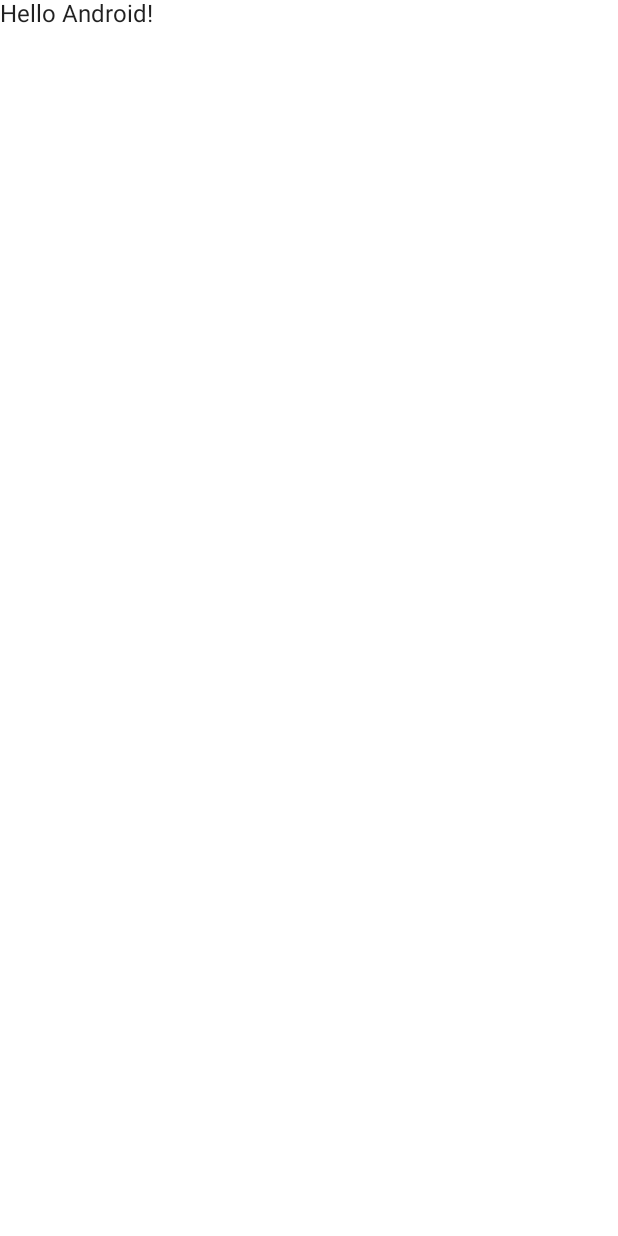
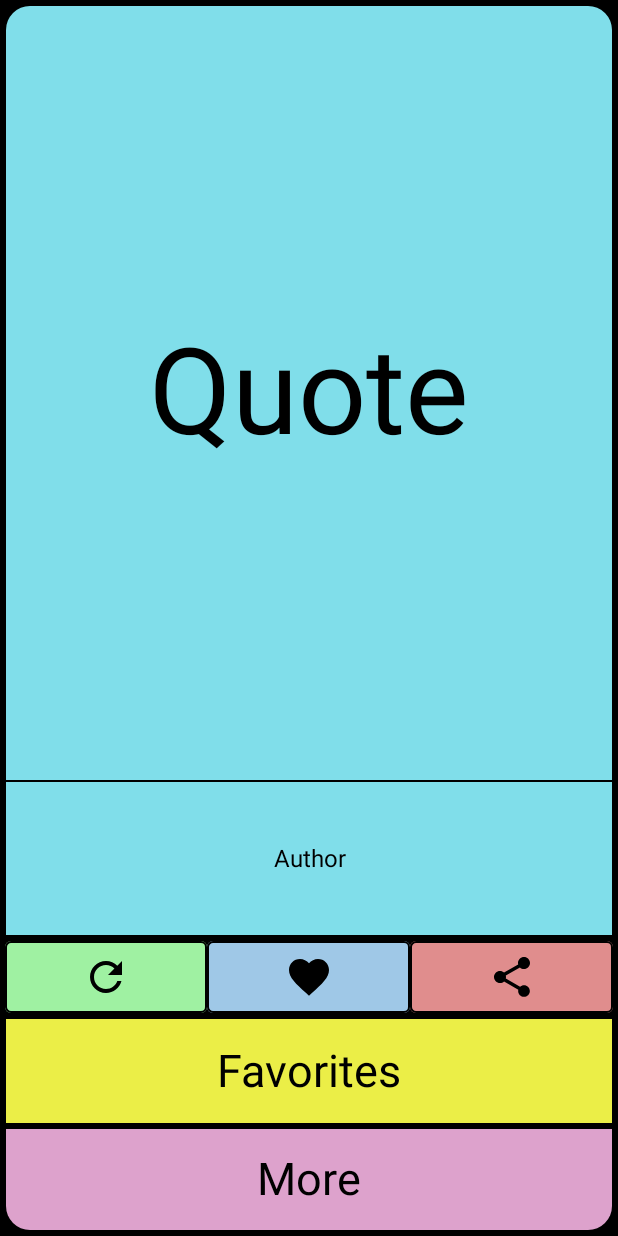
Before and after one commit to mossssama/Quotivate, an Android app built with Jetpack Compose: the screen it shows after launch (MainActivity), on a phone screen of 412 x 824 dp. Before the commit the screen is almost empty. Run offline under Robolectric (Android 15) with nearby library versions, the phone set to English and light mode, and no system bars; 1 statement that could not run was skipped.

Commit message:
Adding Navigation

```diff
--- a/app/build.gradle
+++ b/app/build.gradle
@@ -47,7 +47,8 @@ android {
 dependencies {
     implementation "androidx.compose.ui:ui:$compose_version"
     implementation "androidx.compose.material:material:$compose_version"
-    implementation "androidx.compose.ui:ui-tooling-preview:$compose_version"
+    implementation "androidx.compose.ui:ui-tooling:$compose_version"
+    implementation 'androidx.compose.ui:ui-graphics-android:1.5.1'
     androidTestImplementation "androidx.compose.ui:ui-test-junit4:$compose_version"
     debugImplementation "androidx.compose.ui:ui-tooling:$compose_version"
     debugImplementation "androidx.compose.ui:ui-test-manifest:$compose_version"
@@ -79,4 +80,7 @@ dependencies {
     /* Lifecycle dependency */
     implementation "androidx.lifecycle:lifecycle-viewmodel-ktx:$lifecycle_version"
 
+    /* Navigation dependency */
+    implementation "androidx.navigation:navigation-compose:2.4.0-alpha04"
+
 }
--- a/app/src/main/java/com/newOs/quotivate/MainActivity.kt
+++ b/app/src/main/java/com/newOs/quotivate/MainActivity.kt
@@ -3,41 +3,15 @@ package com.newOs.quotivate
 import android.os.Bundle
 import androidx.activity.ComponentActivity
 import androidx.activity.compose.setContent
-import androidx.compose.foundation.layout.fillMaxSize
-import androidx.compose.material.MaterialTheme
-import androidx.compose.material.Surface
-import androidx.compose.material.Text
-import androidx.compose.runtime.Composable
-import androidx.compose.ui.Modifier
-import androidx.compose.ui.tooling.preview.Preview
-import com.newOs.quotivate.ui.theme.QuotivateAppTheme
+import com.newOs.quotivate.ui.theme.*
 
 class MainActivity : ComponentActivity() {
     override fun onCreate(savedInstanceState: Bundle?) {
         super.onCreate(savedInstanceState)
         setContent {
             QuotivateAppTheme {
-                // A surface container using the 'background' color from the theme
-                Surface(
-                    modifier = Modifier.fillMaxSize(),
-                    color = MaterialTheme.colors.background
-                ) {
-                    Greeting("Android")
-                }
+                Navigation()
             }
         }
     }
 }
-
-@Composable
-fun Greeting(name: String) {
-    Text(text = "Hello $name!")
-}
-
-@Preview(showBackground = true)
-@Composable
-fun DefaultPreview() {
-    QuotivateAppTheme {
-        Greeting("Android")
-    }
-}
--- /dev/null
+++ b/app/src/main/java/com/newOs/quotivate/composables/IconButton.kt
@@ -0,0 +1,27 @@
+package com.newOs.quotivate.composables
+
+import androidx.compose.foundation.BorderStroke
+import androidx.compose.material.ButtonDefaults
+import androidx.compose.material.Icon
+import androidx.compose.material.OutlinedButton
+import androidx.compose.runtime.Composable
+import androidx.compose.ui.Modifier
+import androidx.compose.ui.graphics.Color
+import androidx.compose.ui.res.painterResource
+import androidx.compose.ui.unit.dp
+
+@Composable
+fun IconBtn(imageId: Int, imageDescription: String, borderColor: Color, iconColor: Color, backgroundColor: Color, modifier: Modifier) {
+    OutlinedButton(
+        onClick = {},
+        border = BorderStroke(1.dp, borderColor),
+        modifier = modifier,
+        colors = ButtonDefaults.buttonColors(backgroundColor = backgroundColor)
+    ) {
+        Icon(
+            painterResource(id = imageId),
+            contentDescription = imageDescription,
+            tint = iconColor,
+        )
+    }
+}
--- /dev/null
+++ b/app/src/main/java/com/newOs/quotivate/composables/TextButton.kt
@@ -0,0 +1,23 @@
+package com.newOs.quotivate.composables
+
+import androidx.compose.material.Button
+import androidx.compose.material.ButtonDefaults
+import androidx.compose.material.Text
+import androidx.compose.runtime.Composable
+import androidx.compose.ui.Modifier
+import androidx.compose.ui.graphics.Color
+import androidx.compose.ui.graphics.Shape
+import androidx.compose.ui.text.TextStyle
+import androidx.compose.ui.unit.sp
+
+@Composable
+fun TextBtn(text: String, modifier: Modifier, textColor: Color, backgroundColor: Color, cornersShape: Shape, onClick: ()-> Unit) {
+    Button(
+        onClick = onClick,
+        colors = ButtonDefaults.buttonColors(backgroundColor = backgroundColor),
+        modifier = modifier,
+        shape = cornersShape
+    ) {
+        Text(text = text,color = textColor, style = TextStyle(fontSize = 30.sp))
+    }
+}
--- /dev/null
+++ b/app/src/main/java/com/newOs/quotivate/composables/TextView.kt
@@ -0,0 +1,33 @@
+package com.newOs.quotivate.composables
+
+import androidx.compose.foundation.background
+import androidx.compose.foundation.layout.Box
+import androidx.compose.foundation.layout.fillMaxSize
+import androidx.compose.material.Text
+import androidx.compose.runtime.Composable
+import androidx.compose.ui.Alignment
+import androidx.compose.ui.Modifier
+import androidx.compose.ui.graphics.Color
+import androidx.compose.ui.graphics.Shape
+import androidx.compose.ui.text.TextStyle
+import androidx.compose.ui.text.style.TextAlign
+import androidx.compose.ui.unit.TextUnit
+
+@Composable
+fun TxtView(text: String, fontSize: TextUnit, textColor: Color, backgroundColor: Color, modifier: Modifier, cornersShape: Shape) {
+    Box(
+        modifier = modifier
+            .fillMaxSize()
+            .background(color = backgroundColor,shape = cornersShape)
+    ) {
+        Text(
+            text = text,
+            style = TextStyle(
+                fontSize = fontSize,
+                color = textColor
+            ),
+            textAlign = TextAlign.Center,
+            modifier = Modifier.align(Alignment.Center)
+        )
+    }
+}
--- /dev/null
+++ b/app/src/main/java/com/newOs/quotivate/navigation/Navigation.kt
@@ -0,0 +1,43 @@
+package com.newOs.quotivate
+
+import androidx.compose.runtime.Composable
+import androidx.navigation.NavType
+import androidx.navigation.compose.NavHost
+import androidx.navigation.compose.composable
+import androidx.navigation.compose.navArgument
+import androidx.navigation.compose.rememberNavController
+import com.newOs.quotivate.screens.FavoritesScreen
+import com.newOs.quotivate.screens.MainScreen
+import com.newOs.quotivate.screens.QuotesScreen
+import com.newOs.quotivate.navigation.Screen
+
+
+@Composable
+fun Navigation(){
+    val navController = rememberNavController()
+    NavHost(navController = navController, startDestination = Screen.MainScreen.route){
+        composable(
+            route = Screen.MainScreen.route
+        ){
+            MainScreen(navController = navController)
+        }
+        composable(
+            route = Screen.QuotesScreen.route+"?quote={quote}",
+            arguments = listOf(
+                navArgument("quote"){
+                    type = NavType.StringType
+                    defaultValue = "When I become expensive no one wanted me"
+                    nullable = true
+                }
+            )
+        ){ entry ->
+            QuotesScreen(name=entry.arguments?.getString("name"))
+        }
+        composable(
+            route = Screen.FavoritesScreen.route
+        ){
+            FavoritesScreen()
+        }
+
+    }
+}
--- /dev/null
+++ b/app/src/main/java/com/newOs/quotivate/navigation/Screen.kt
@@ -0,0 +1,16 @@
+package com.newOs.quotivate.navigation
+
+sealed class Screen(val route: String){
+    object MainScreen : Screen("main_screen")
+    object QuotesScreen : Screen("quotes_screen")
+    object FavoritesScreen : Screen("favorites_screen")
+
+    fun withArgs(vararg args: String):String{
+        return buildString {
+            append(route)
+            args.forEach { arg ->
+                append("/$arg")
+            }
+        }
+    }
+}
--- /dev/null
+++ b/app/src/main/java/com/newOs/quotivate/screens/MainScreen.kt
@@ -0,0 +1,128 @@
+package com.newOs.quotivate.screens
+
+import androidx.compose.foundation.background
+import androidx.compose.foundation.layout.*
+import androidx.compose.foundation.shape.RoundedCornerShape
+import androidx.compose.runtime.Composable
+import androidx.compose.ui.Modifier
+import androidx.compose.ui.unit.dp
+import androidx.compose.ui.unit.sp
+import androidx.navigation.NavController
+import com.newOs.quotivate.composables.IconBtn
+import com.newOs.quotivate.composables.TextBtn
+import com.newOs.quotivate.composables.TxtView
+import com.newOs.quotivate.navigation.Screen
+import com.newOs.quotivate.ui.theme.*
+
+@Composable
+fun MainScreen(navController: NavController) {
+    Column(
+        modifier = Modifier
+            .fillMaxHeight()
+            .fillMaxWidth()
+            .background(color = black),
+        verticalArrangement = Arrangement.SpaceBetween
+    ) {
+        QuoteText(
+            modifier = Modifier
+                .weight(1f)
+                .fillMaxWidth()
+                .padding(4.dp, 4.dp, 4.dp, 1.dp)
+        )
+        QuoteAuthor(
+            modifier = Modifier
+                .weight(0.2f)
+                .fillMaxWidth()
+                .padding(4.dp, 0.dp, 4.dp, 2.dp)
+        )
+
+        InteractionRow(
+            modifier = Modifier
+                .weight(0.1f)
+                .fillMaxWidth()
+                .fillMaxHeight()
+                .padding(3.dp, 2.dp, 3.dp, 2.dp)
+        )
+
+        ShowFavoriteQuotes(
+            modifier = Modifier
+                .weight(0.14f)
+                .fillMaxWidth()
+                .padding(4.dp, 2.dp, 4.dp, 2.dp),
+            navController = navController
+        )
+
+        ShowMoreQuotes(
+            modifier = Modifier
+                .weight(0.14f)
+                .fillMaxWidth()
+                .padding(4.dp, 2.dp, 4.dp, 4.dp),
+            navController = navController
+        )
+    }
+}
+
+@Composable
+fun InteractionRow(modifier: Modifier){
+    Row(
+        horizontalArrangement = Arrangement.SpaceBetween,
+        modifier = modifier
+            .fillMaxWidth()
+            .fillMaxHeight()
+    ) {
+        RefreshQuote(
+            modifier = Modifier
+                .weight(1f)
+                .fillMaxWidth()
+        )
+        FavQuote(
+            modifier = Modifier
+                .weight(1f)
+                .fillMaxWidth()
+        )
+        ShareQuote(
+            modifier = Modifier
+                .weight(1f)
+                .fillMaxWidth()
+        )
+    }
+}
+
+
+
+@Composable
+fun QuoteText(modifier: Modifier) {
+    TxtView(text = "Quote",fontSize = 80.sp,textColor = black, backgroundColor = baby_blue,modifier = modifier, cornersShape = RoundedCornerShape(topStart = 16.dp, topEnd = 16.dp))
+}
+
+@Composable
+fun QuoteAuthor(modifier: Modifier) {
+    TxtView(text = "Author",fontSize = 16.sp,textColor = black, backgroundColor = baby_blue,modifier = modifier, cornersShape = RoundedCornerShape(topStart=0.dp))
+}
+
+@Composable
+fun RefreshQuote(modifier: Modifier) {
+    IconBtn(imageId = com.newOs.quotivate.R.drawable.refresh_icon, imageDescription = "Refresh Button", borderColor = black, iconColor = black,backgroundColor = green,modifier = modifier)
+}
+
+@Composable
+fun FavQuote(modifier: Modifier) {
+    IconBtn(imageId = com.newOs.quotivate.R.drawable.favorite_icon, imageDescription = "Favorite Button", borderColor = black, iconColor = black,backgroundColor = blue,modifier = modifier)
+}
+
+@Composable
+fun ShareQuote(modifier: Modifier) {
+    IconBtn(imageId = com.newOs.quotivate.R.drawable.share_icon, imageDescription = "Share Button", borderColor = black, iconColor = black, backgroundColor = red,modifier = modifier)
+}
+
+@Composable
+fun ShowFavoriteQuotes(modifier: Modifier, navController: NavController) {
+    TextBtn("Favorites",modifier, textColor = black, backgroundColor = yellow, cornersShape = RoundedCornerShape(topStart=0.dp), onClick = { navController.navigate(
+        Screen.FavoritesScreen.route) })
+}
+
+@Composable
+fun ShowMoreQuotes(modifier: Modifier, navController: NavController) {
+    TextBtn("More",modifier, textColor = black, backgroundColor = pink, cornersShape = RoundedCornerShape(bottomStart = 16.dp, bottomEnd = 16.dp), onClick = { navController.navigate(
+        Screen.QuotesScreen.route) })
+}
--- a/app/src/main/java/com/newOs/quotivate/ui/theme/Color.kt
+++ b/app/src/main/java/com/newOs/quotivate/ui/theme/Color.kt
@@ -6,3 +6,14 @@ val Purple200 = Color(0xFFBB86FC)
 val Purple500 = Color(0xFF6200EE)
 val Purple700 = Color(0xFF3700B3)
 val Teal200 = Color(0xFF03DAC5)
+
+
+/* Notes colors */
+val yellow = Color(0xFFebee47)
+val pink  = Color(0xFFdda2cc)
+val green = Color(0xFF9ff1a2)
+val blue = Color(0xFF9fc8e7)
+val red = Color(0xFFe08d8d)
+val black = Color(0xFF000000)
+val white = Color(0xFFFFFFFF)
+val baby_blue = Color(0xFF80deea)
--- /dev/null
+++ b/app/src/main/res/drawable/favorite_icon.xml
@@ -0,0 +1,5 @@
+<vector android:height="32dp" android:tint="#000000"
+    android:viewportHeight="24" android:viewportWidth="24"
+    android:width="32dp" xmlns:android="http://schemas.android.com/apk/res/android">
+    <path android:fillColor="@android:color/white" android:pathData="M12,21.35l-1.45,-1.32C5.4,15.36 2,12.28 2,8.5 2,5.42 4.42,3 7.5,3c1.74,0 3.41,0.81 4.5,2.09C13.09,3.81 14.76,3 16.5,3 19.58,3 22,5.42 22,8.5c0,3.78 -3.4,6.86 -8.55,11.54L12,21.35z"/>
+</vector>
--- /dev/null
+++ b/app/src/main/res/drawable/ic_favorite.xml
@@ -0,0 +1,5 @@
+<vector android:height="24dp" android:tint="#000000"
+    android:viewportHeight="24" android:viewportWidth="24"
+    android:width="24dp" xmlns:android="http://schemas.android.com/apk/res/android">
+    <path android:fillColor="@android:color/white" android:pathData="M12,21.35l-1.45,-1.32C5.4,15.36 2,12.28 2,8.5 2,5.42 4.42,3 7.5,3c1.74,0 3.41,0.81 4.5,2.09C13.09,3.81 14.76,3 16.5,3 19.58,3 22,5.42 22,8.5c0,3.78 -3.4,6.86 -8.55,11.54L12,21.35z"/>
+</vector>
--- /dev/null
+++ b/app/src/main/res/drawable/ic_refresh.xml
@@ -0,0 +1,5 @@
+<vector android:height="24dp" android:tint="#000000"
+    android:viewportHeight="24" android:viewportWidth="24"
+    android:width="24dp" xmlns:android="http://schemas.android.com/apk/res/android">
+    <path android:fillColor="@android:color/white" android:pathData="M17.65,6.35C16.2,4.9 14.21,4 12,4c-4.42,0 -7.99,3.58 -7.99,8s3.57,8 7.99,8c3.73,0 6.84,-2.55 7.73,-6h-2.08c-0.82,2.33 -3.04,4 -5.65,4 -3.31,0 -6,-2.69 -6,-6s2.69,-6 6,-6c1.66,0 3.14,0.69 4.22,1.78L13,11h7V4l-2.35,2.35z"/>
+</vector>
--- /dev/null
+++ b/app/src/main/res/drawable/ic_share.xml
@@ -0,0 +1,5 @@
+<vector android:height="24dp" android:tint="#000000"
+    android:viewportHeight="24" android:viewportWidth="24"
+    android:width="24dp" xmlns:android="http://schemas.android.com/apk/res/android">
+    <path android:fillColor="@android:color/white" android:pathData="M18,16.08c-0.76,0 -1.44,0.3 -1.96,0.77L8.91,12.7c0.05,-0.23 0.09,-0.46 0.09,-0.7s-0.04,-0.47 -0.09,-0.7l7.05,-4.11c0.54,0.5 1.25,0.81 2.04,0.81 1.66,0 3,-1.34 3,-3s-1.34,-3 -3,-3 -3,1.34 -3,3c0,0.24 0.04,0.47 0.09,0.7L8.04,9.81C7.5,9.31 6.79,9 6,9c-1.66,0 -3,1.34 -3,3s1.34,3 3,3c0.79,0 1.5,-0.31 2.04,-0.81l7.12,4.16c-0.05,0.21 -0.08,0.43 -0.08,0.65 0,1.61 1.31,2.92 2.92,2.92 1.61,0 2.92,-1.31 2.92,-2.92s-1.31,-2.92 -2.92,-2.92z"/>
+</vector>
--- /dev/null
+++ b/app/src/main/res/drawable/refresh_icon.xml
@@ -0,0 +1,5 @@
+<vector android:height="32dp" android:tint="#000000"
+    android:viewportHeight="24" android:viewportWidth="24"
+    android:width="32dp" xmlns:android="http://schemas.android.com/apk/res/android">
+    <path android:fillColor="@android:color/white" android:pathData="M17.65,6.35C16.2,4.9 14.21,4 12,4c-4.42,0 -7.99,3.58 -7.99,8s3.57,8 7.99,8c3.73,0 6.84,-2.55 7.73,-6h-2.08c-0.82,2.33 -3.04,4 -5.65,4 -3.31,0 -6,-2.69 -6,-6s2.69,-6 6,-6c1.66,0 3.14,0.69 4.22,1.78L13,11h7V4l-2.35,2.35z"/>
+</vector>
--- /dev/null
+++ b/app/src/main/res/drawable/share_icon.xml
@@ -0,0 +1,5 @@
+<vector android:height="32dp" android:tint="#000000"
+    android:viewportHeight="24" android:viewportWidth="24"
+    android:width="32dp" xmlns:android="http://schemas.android.com/apk/res/android">
+    <path android:fillColor="@android:color/white" android:pathData="M18,16.08c-0.76,0 -1.44,0.3 -1.96,0.77L8.91,12.7c0.05,-0.23 0.09,-0.46 0.09,-0.7s-0.04,-0.47 -0.09,-0.7l7.05,-4.11c0.54,0.5 1.25,0.81 2.04,0.81 1.66,0 3,-1.34 3,-3s-1.34,-3 -3,-3 -3,1.34 -3,3c0,0.24 0.04,0.47 0.09,0.7L8.04,9.81C7.5,9.31 6.79,9 6,9c-1.66,0 -3,1.34 -3,3s1.34,3 3,3c0.79,0 1.5,-0.31 2.04,-0.81l7.12,4.16c-0.05,0.21 -0.08,0.43 -0.08,0.65 0,1.61 1.31,2.92 2.92,2.92 1.61,0 2.92,-1.31 2.92,-2.92s-1.31,-2.92 -2.92,-2.92z"/>
+</vector>
```
Also changed, not shown: app/src/main/java/com/newOs/quotivate/screens/FavoritesScreen.kt (added, +41 -0 lines), app/src/main/java/com/newOs/quotivate/screens/QuotesScreen.kt (added, +41 -0 lines).
